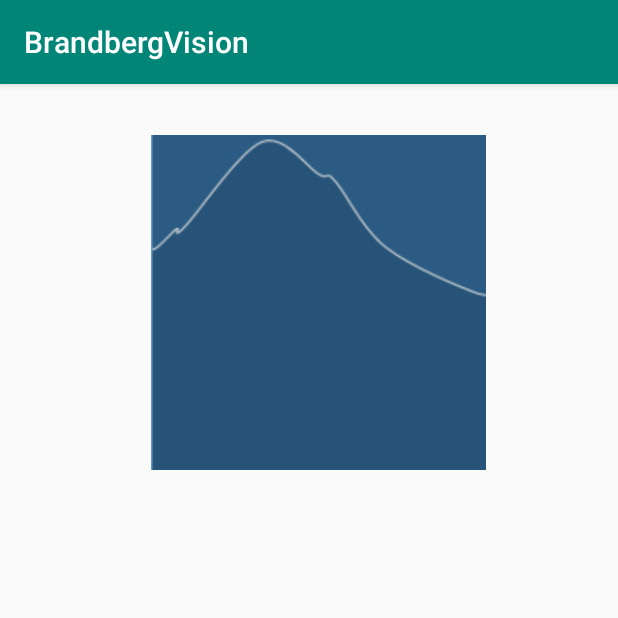
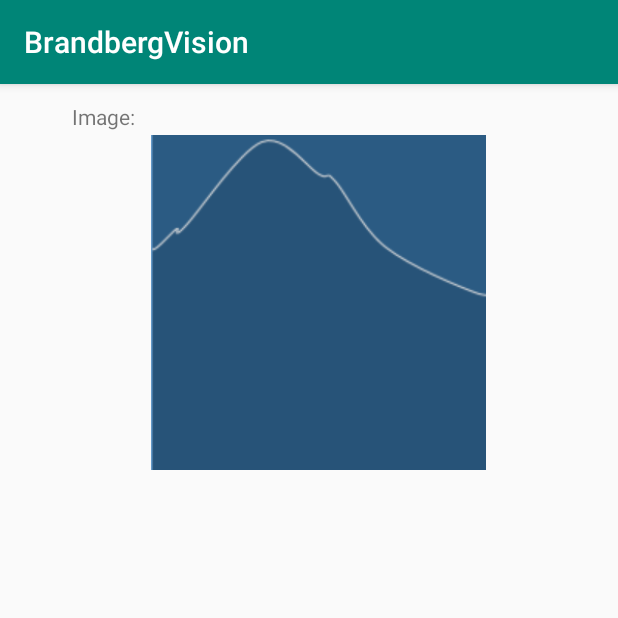
Before and after one commit to DDemmer1/BrandbergVision, an Android app: the screen it shows after launch (MainActivity), on a phone screen of 412 x 824 dp, the top half of it. Run offline under Robolectric (Android 15) with nearby library versions, the phone set to English and light mode, and no system bars; libraries missing offline, so code that uses them is left out: com.ibm.watson, com.theartofdev.edmodo; 3 statements that could not run were skipped.

Commit message:
added some lables for output and input fields

```diff
--- a/app/src/main/AndroidManifest.xml
+++ b/app/src/main/AndroidManifest.xml
@@ -11,7 +11,7 @@
         android:allowBackup="true"
         android:icon="@mipmap/ic_launcher"
         android:label="@string/app_name"
-        android:roundIcon="@mipmap/ic_launcher_round"
+        android:roundIcon="@mipmap/ic_brandberg_vision"
         android:supportsRtl="true"
         android:theme="@style/AppTheme">
         <activity android:name=".MainActivity">
--- a/app/src/main/java/koeln/uni/de/brandbergvision/MainActivity.java
+++ b/app/src/main/java/koeln/uni/de/brandbergvision/MainActivity.java
@@ -117,7 +117,7 @@ public class MainActivity extends AppCompatActivity {
                             Log.i("Score", result.getScore().toString());
                             buffer.append("Class: " + name +  "\n"
                                         + "Score: " + score + "% \n"
-                                        + "__________________________\n");
+                                        + "___________________________________\n");
 
 
                         }
--- a/app/src/main/res/layout/activity_main.xml
+++ b/app/src/main/res/layout/activity_main.xml
@@ -50,4 +50,27 @@
         android:orientation="vertical"
         app:layout_constraintGuide_begin="-60dp" />
 
+    <TextView
+        android:id="@+id/textView"
+        android:layout_width="wrap_content"
+        android:layout_height="wrap_content"
+        android:layout_marginStart="48dp"
+        android:layout_marginTop="12dp"
+        android:text="Image:"
+        app:layout_constraintStart_toStartOf="parent"
+        app:layout_constraintTop_toTopOf="parent" />
+
+    <TextView
+        android:id="@+id/textView2"
+        android:layout_width="wrap_content"
+        android:layout_height="wrap_content"
+        android:layout_marginStart="8dp"
+        android:layout_marginEnd="8dp"
+        android:layout_marginBottom="232dp"
+        android:text="Results:"
+        app:layout_constraintBottom_toBottomOf="parent"
+        app:layout_constraintEnd_toEndOf="parent"
+        app:layout_constraintHorizontal_bias="0.13"
+        app:layout_constraintStart_toStartOf="@+id/guideline" />
+
 </androidx.constraintlayout.widget.ConstraintLayout>
```
Also changed, not shown: app/src/main/ic_brandberg_vision-web.png (added), app/src/main/res/mipmap-hdpi/ic_brandberg_vision.png (added), app/src/main/res/mipmap-mdpi/ic_brandberg_vision.png (added), app/src/main/res/mipmap-xhdpi/ic_brandberg_vision.png (added), app/src/main/res/mipmap-xxhdpi/ic_brandberg_vision.png (added), app/src/main/res/mipmap-xxxhdpi/ic_brandberg_vision.png (added).
